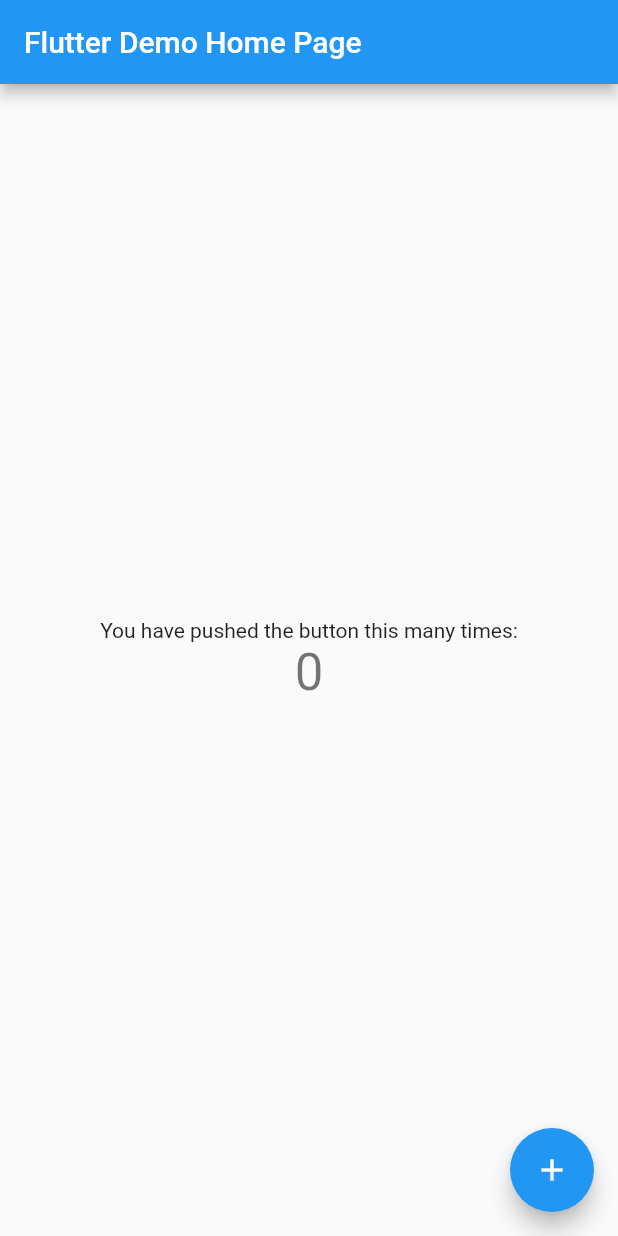
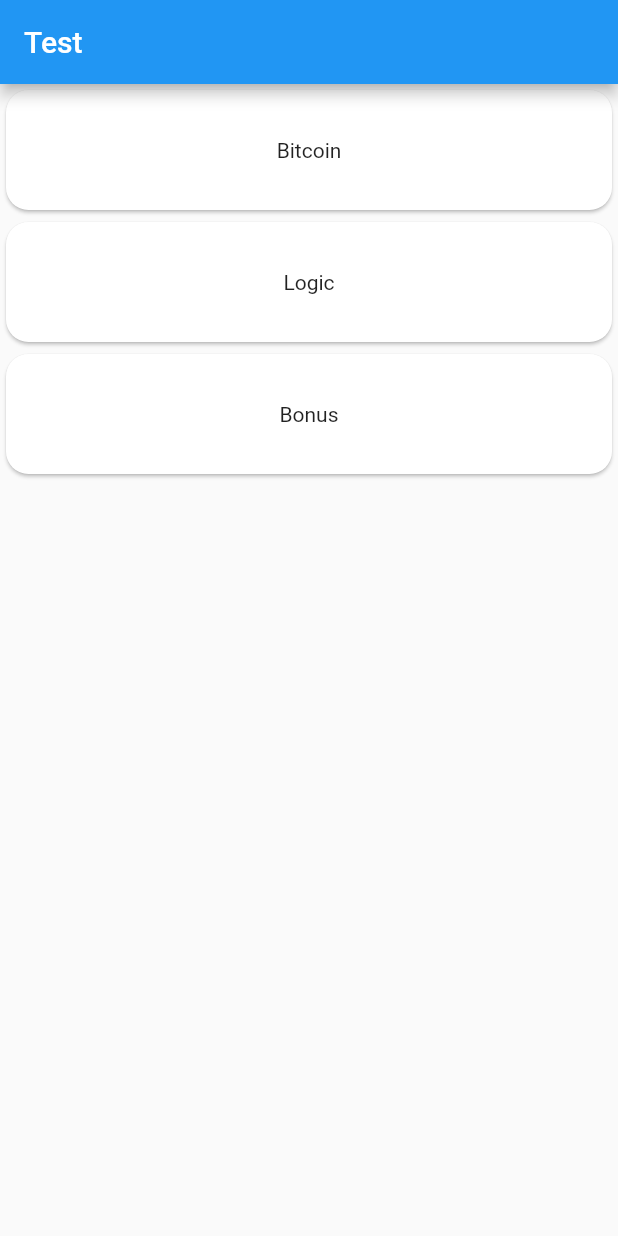
Before and after one commit to noppanan43344/neversitup_test, a Flutter app: the screen it shows after launch, on a phone screen of 412 x 824 dp. Run offline on Flutter 3.47's test engine with Material 2 defaults, Android fonts, the phone set to English and light mode, and no system bars; our stand-ins replace dio.

Commit message:
function bitcoin

```diff
--- a/lib/main.dart
+++ b/lib/main.dart
@@ -1,115 +1,30 @@
 import 'package:flutter/material.dart';
+import 'package:neversitup/screens/home_page.dart';
 
 void main() {
   runApp(const MyApp());
 }
 
-class MyApp extends StatelessWidget {
+class MyApp extends StatefulWidget {
   const MyApp({super.key});
 
-  // This widget is the root of your application.
   @override
-  Widget build(BuildContext context) {
-    return MaterialApp(
-      title: 'Flutter Demo',
-      theme: ThemeData(
-        // This is the theme of your application.
-        //
-        // Try running your application with "flutter run". You'll see the
-        // application has a blue toolbar. Then, without quitting the app, try
-        // changing the primarySwatch below to Colors.green and then invoke
-        // "hot reload" (press "r" in the console where you ran "flutter run",
-        // or simply save your changes to "hot reload" in a Flutter IDE).
-        // Notice that the counter didn't reset back to zero; the application
-        // is not restarted.
-        primarySwatch: Colors.blue,
-      ),
-      home: const MyHomePage(title: 'Flutter Demo Home Page'),
-    );
-  }
+  State<MyApp> createState() => _MyAppState();
 }
 
-class MyHomePage extends StatefulWidget {
-  const MyHomePage({super.key, required this.title});
-
-  // This widget is the home page of your application. It is stateful, meaning
-  // that it has a State object (defined below) that contains fields that affect
-  // how it looks.
-
-  // This class is the configuration for the state. It holds the values (in this
-  // case the title) provided by the parent (in this case the App widget) and
-  // used by the build method of the State. Fields in a Widget subclass are
-  // always marked "final".
-
-  final String title;
-
+class _MyAppState extends State<MyApp> {
   @override
-  State<MyHomePage> createState() => _MyHomePageState();
-}
-
-class _MyHomePageState extends State<MyHomePage> {
-  int _counter = 0;
-
-  void _incrementCounter() {
-    setState(() {
-      // This call to setState tells the Flutter framework that something has
-      // changed in this State, which causes it to rerun the build method below
-      // so that the display can reflect the updated values. If we changed
-      // _counter without calling setState(), then the build method would not be
-      // called again, and so nothing would appear to happen.
-      _counter++;
-    });
+  void initState() {
+    super.initState();
   }
 
   @override
   Widget build(BuildContext context) {
-    // This method is rerun every time setState is called, for instance as done
-    // by the _incrementCounter method above.
-    //
-    // The Flutter framework has been optimized to make rerunning build methods
-    // fast, so that you can just rebuild anything that needs updating rather
-    // than having to individually change instances of widgets.
-    return Scaffold(
-      appBar: AppBar(
-        // Here we take the value from the MyHomePage object that was created by
-        // the App.build method, and use it to set our appbar title.
-        title: Text(widget.title),
+    return MaterialApp(
+      theme: ThemeData(
+        primarySwatch: Colors.blue,
       ),
-      body: Center(
-        // Center is a layout widget. It takes a single child and positions it
-        // in the middle of the parent.
-        child: Column(
-          // Column is also a layout widget. It takes a list of children and
-          // arranges them vertically. By default, it sizes itself to fit its
-          // children horizontally, and tries to be as tall as its parent.
-          //
-          // Invoke "debug painting" (press "p" in the console, choose the
-          // "Toggle Debug Paint" action from the Flutter Inspector in Android
-          // Studio, or the "Toggle Debug Paint" command in Visual Studio Code)
-          // to see the wireframe for each widget.
-          //
-          // Column has various properties to control how it sizes itself and
-          // how it positions its children. Here we use mainAxisAlignment to
-          // center the children vertically; the main axis here is the vertical
-          // axis because Columns are vertical (the cross axis would be
-          // horizontal).
-          mainAxisAlignment: MainAxisAlignment.center,
-          children: <Widget>[
-            const Text(
-              'You have pushed the button this many times:',
-            ),
-            Text(
-              '$_counter',
-              style: Theme.of(context).textTheme.headlineMedium,
-            ),
-          ],
-        ),
-      ),
-      floatingActionButton: FloatingActionButton(
-        onPressed: _incrementCounter,
-        tooltip: 'Increment',
-        child: const Icon(Icons.add),
-      ), // This trailing comma makes auto-formatting nicer for build methods.
+      home: const HomePage(),
     );
   }
 }
--- /dev/null
+++ b/lib/screens/home_page.dart
@@ -0,0 +1,39 @@
+import 'package:flutter/material.dart';
+import 'package:neversitup/screens/bitcoin/bitcoin_page.dart';
+import 'package:neversitup/screens/bonus/bonus_page.dart';
+import 'package:neversitup/screens/logic/logic_page.dart';
+import 'package:neversitup/widgets/card_text.dart';
+
+class HomePage extends StatelessWidget {
+  const HomePage({super.key});
+
+  @override
+  Widget build(BuildContext context) {
+    return Scaffold(
+      appBar: AppBar(title: const Text('Test')),
+      body: Column(
+        crossAxisAlignment: CrossAxisAlignment.center,
+        children: [
+          CardText(
+            text: 'Bitcoin',
+            onTap: () {
+              Navigator.push(context, MaterialPageRoute(builder: (context) => const BitcoinPage()));
+            },
+          ),
+          CardText(
+            text: 'Logic',
+            onTap: () {
+              Navigator.push(context, MaterialPageRoute(builder: (context) => const LogicPage()));
+            },
+          ),
+          CardText(
+            text: 'Bonus',
+            onTap: () {
+              Navigator.push(context, MaterialPageRoute(builder: (context) => const BonusPage()));
+            },
+          ),
+        ],
+      ),
+    );
+  }
+}
--- /dev/null
+++ b/lib/widgets/card_text.dart
@@ -0,0 +1,30 @@
+import 'package:flutter/material.dart';
+
+class CardText extends StatelessWidget {
+  final String text;
+  final Function() onTap;
+  const CardText({
+    Key? key,
+    required this.text,
+    required this.onTap,
+  }) : super(key: key);
+
+  @override
+  Widget build(BuildContext context) {
+    return GestureDetector(
+      onTap: () => onTap(),
+      child: Card(
+        shape: RoundedRectangleBorder(
+          borderRadius: BorderRadius.circular(15.0),
+        ),
+        child: SizedBox(
+          width: double.infinity,
+          height: 80,
+          child: Center(
+            child: Text(text),
+          ),
+        ),
+      ),
+    );
+  }
+}
```
Also changed, not shown: lib/api/api_helper.dart (added, +17 -0 lines), lib/models/bitcoin_model.dart (added, +121 -0 lines), lib/screens/bitcoin/bitcoin_page.dart (added, +140 -0 lines), lib/screens/bitcoin/bitcoin_viewmol.dart (added, +44 -0 lines), lib/screens/bitcoin/history_page.dart (added, +52 -0 lines), lib/widgets/calculator_bitcoin.dart (added, +43 -0 lines), lib/widgets/card_bitcoin.dart (added, +37 -0 lines), pubspec.yaml (+2 -34 lines), pubspec.lock.
